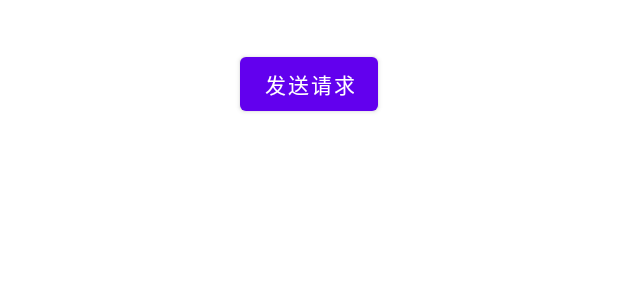
After one commit to jnuwxc/kmTest, an Android app: the layout activity_network.xml on its own in the app's theme, with its tools: preview values and no code run, on a phone screen of 412 x 824 dp. The commit adds this screen. Shown: the top 300 px of the screen. Run offline under Robolectric (Android 15) with nearby library versions, the phone set to English and light mode, and no system bars.

Commit message:
添加网络模块

```diff
--- a/app/build.gradle
+++ b/app/build.gradle
@@ -33,6 +33,7 @@ android {
 
 dependencies {
 
+    implementation 'com.squareup.okhttp3:okhttp:4.1.0'
     implementation 'androidx.lifecycle:lifecycle-extensions:2.2.0'
     implementation 'androidx.appcompat:appcompat:1.2.0'
     implementation 'com.google.android.material:material:1.3.0'
--- a/app/src/main/java/com/example/kmtest/MyFragment.java
+++ b/app/src/main/java/com/example/kmtest/MyFragment.java
@@ -11,6 +11,7 @@ import android.view.ViewGroup;
 import android.widget.Button;
 
 /**
+ * 我的页面fragment
  * @author wxc
  * @date 2021.5.18
  */
@@ -20,7 +21,6 @@ public class MyFragment extends Fragment {
     public View onCreateView(LayoutInflater inflater, ViewGroup container,
                              Bundle savedInstanceState) {
         View view =  inflater.inflate(R.layout.fragment_my, container, false);
-        // Inflate the layout for this fragment
         Button settingBtn = view.findViewById(R.id.btnSetting);
         settingBtn.setOnClickListener(v -> {
             Intent intent = new Intent(getContext(), SettingActivity.class);
--- a/app/src/main/java/com/example/kmtest/util/StringUtil.java
+++ b/app/src/main/java/com/example/kmtest/util/StringUtil.java
@@ -1,12 +1,7 @@
 package com.example.kmtest.util;
 
-import java.io.UnsupportedEncodingException;
-import java.util.ArrayList;
-import java.util.Arrays;
 import java.util.HashMap;
-import java.util.List;
 import java.util.Map;
-import java.util.UUID;
 
 /**
  * 字符串静态工具类，封装了字符串常用方法
--- /dev/null
+++ b/app/src/main/res/layout/activity_network.xml
@@ -0,0 +1,25 @@
+<?xml version="1.0" encoding="utf-8"?>
+<androidx.constraintlayout.widget.ConstraintLayout xmlns:android="http://schemas.android.com/apk/res/android"
+    xmlns:app="http://schemas.android.com/apk/res-auto"
+    xmlns:tools="http://schemas.android.com/tools"
+    android:layout_width="match_parent"
+    android:layout_height="match_parent"
+    tools:context=".network.NetworkActivity">
+
+    <Button
+        android:id="@+id/btnStartRequest"
+        android:layout_width="wrap_content"
+        android:layout_height="wrap_content"
+        android:text="发送请求"
+        app:layout_constraintStart_toStartOf="parent"
+        app:layout_constraintEnd_toEndOf="parent"
+        app:layout_constraintTop_toTopOf="parent"
+        android:layout_marginTop="32dp"/>
+
+    <TextView
+        android:id="@+id/tvResponse"
+        android:layout_width="match_parent"
+        android:layout_height="wrap_content"
+        app:layout_constraintTop_toBottomOf="@id/btnStartRequest"
+        android:layout_marginTop="32dp"/>
+</androidx.constraintlayout.widget.ConstraintLayout>
--- /dev/null
+++ b/app/src/main/res/xml/network_security_config.xml
@@ -0,0 +1,4 @@
+<?xml version="1.0" encoding="utf-8"?>
+<network-security-config>
+    <base-config cleartextTrafficPermitted="true" />
+</network-security-config>
```
Also changed, not shown: app/src/main/AndroidManifest.xml (+6 -2 lines), app/src/main/java/com/example/kmtest/BookSelfFragment.java (+14 -6 lines), app/src/main/java/com/example/kmtest/BookShelfAdapter.java (+11 -0 lines), app/src/main/java/com/example/kmtest/network/NetworkActivity.java (added, +61 -0 lines), app/src/main/java/com/example/kmtest/util/BussinessException.java (added, +7 -0 lines), app/src/main/java/com/example/kmtest/util/ErrorCode.java (added, +41 -0 lines).
